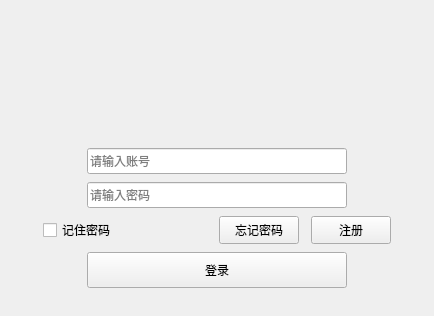
Before: the Qt Designer form Qt_QQ/QtQQ/UserLogin.ui in 0xiaonanxin/Qt_QQ, drawn with Qt 5.
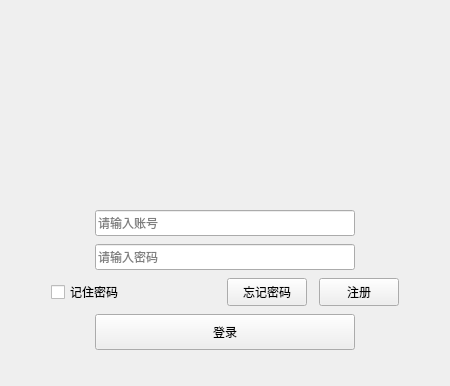
After: the same form once the commit is applied.

```diff
--- a/Qt_QQ/QtQQ/UserLogin.ui
+++ b/Qt_QQ/QtQQ/UserLogin.ui
@@ -6,8 +6,8 @@
    <rect>
     <x>0</x>
     <y>0</y>
-    <width>434</width>
-    <height>316</height>
+    <width>450</width>
+    <height>386</height>
    </rect>
   </property>
   <property name="sizePolicy">
@@ -18,20 +18,56 @@
   </property>
   <property name="minimumSize">
    <size>
-    <width>434</width>
-    <height>316</height>
+    <width>450</width>
+    <height>386</height>
    </size>
   </property>
   <property name="maximumSize">
    <size>
-    <width>434</width>
-    <height>316</height>
+    <width>450</width>
+    <height>386</height>
    </size>
   </property>
   <property name="windowTitle">
    <string>UserLogin</string>
   </property>
-  <layout class="QVBoxLayout" name="verticalLayout_2">
+  <layout class="QHBoxLayout" name="horizontalLayout_5">
+   <property name="spacing">
+    <number>0</number>
+   </property>
+   <property name="leftMargin">
+    <number>8</number>
+   </property>
+   <property name="topMargin">
+    <number>8</number>
+   </property>
+   <property name="rightMargin">
+    <number>8</number>
+   </property>
+   <property name="bottomMargin">
+    <number>8</number>
+   </property>
+   <item>
+    <widget class="QWidget" name="widget" native="true">
+     <property name="sizePolicy">
+      <sizepolicy hsizetype="Fixed" vsizetype="Fixed">
+       <horstretch>0</horstretch>
+       <verstretch>0</verstretch>
+      </sizepolicy>
+     </property>
+     <property name="minimumSize">
+      <size>
+       <width>434</width>
+       <height>370</height>
+      </size>
+     </property>
+     <property name="maximumSize">
+      <size>
+       <width>434</width>
+       <height>370</height>
+      </size>
+     </property>
+     <layout class="QVBoxLayout" name="verticalLayout_3">
    <property name="spacing">
     <number>0</number>
    </property>
@@ -50,7 +86,7 @@
    <item>
     <widget class="QWidget" name="titleWidget" native="true">
      <property name="sizePolicy">
-      <sizepolicy hsizetype="Expanding" vsizetype="Expanding">
+         <sizepolicy hsizetype="Fixed" vsizetype="Fixed">
        <horstretch>0</horstretch>
        <verstretch>0</verstretch>
       </sizepolicy>
@@ -58,18 +94,49 @@
      <property name="minimumSize">
       <size>
        <width>434</width>
-       <height>104</height>
+          <height>158</height>
       </size>
      </property>
      <property name="maximumSize">
       <size>
        <width>434</width>
-       <height>104</height>
+          <height>158</height>
       </size>
      </property>
      <property name="titleskin" stdset="0">
       <bool>true</bool>
      </property>
+        <widget class="QLabel" name="backLabel">
+         <property name="geometry">
+          <rect>
+           <x>0</x>
+           <y>0</y>
+           <width>434</width>
+           <height>158</height>
+          </rect>
+         </property>
+         <property name="sizePolicy">
+          <sizepolicy hsizetype="Fixed" vsizetype="Fixed">
+           <horstretch>0</horstretch>
+           <verstretch>0</verstretch>
+          </sizepolicy>
+         </property>
+         <property name="minimumSize">
+          <size>
+           <width>434</width>
+           <height>158</height>
+          </size>
+         </property>
+         <property name="maximumSize">
+          <size>
+           <width>434</width>
+           <height>158</height>
+          </size>
+         </property>
+         <property name="text">
+          <string/>
+         </property>
+        </widget>
     </widget>
    </item>
    <item>
@@ -380,6 +447,9 @@
          </spacer>
         </item>
        </layout>
+         </item>
+        </layout>
+       </widget>
       </item>
      </layout>
     </widget>
```
Lines whose indentation alone changed are shown as unchanged.
